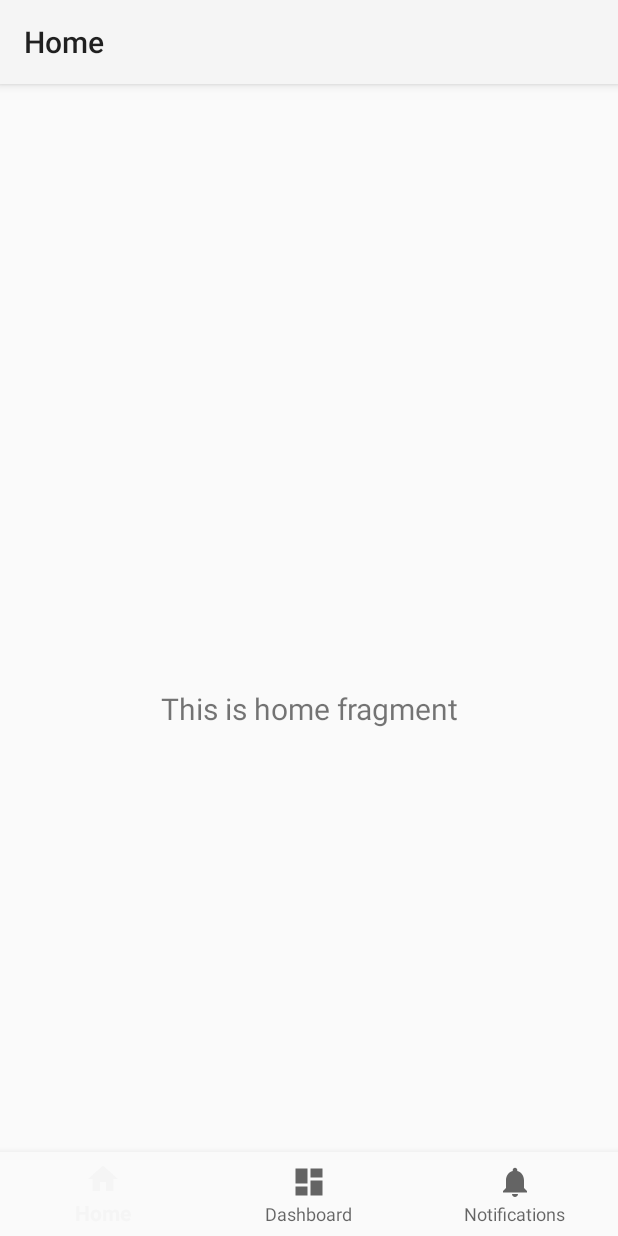
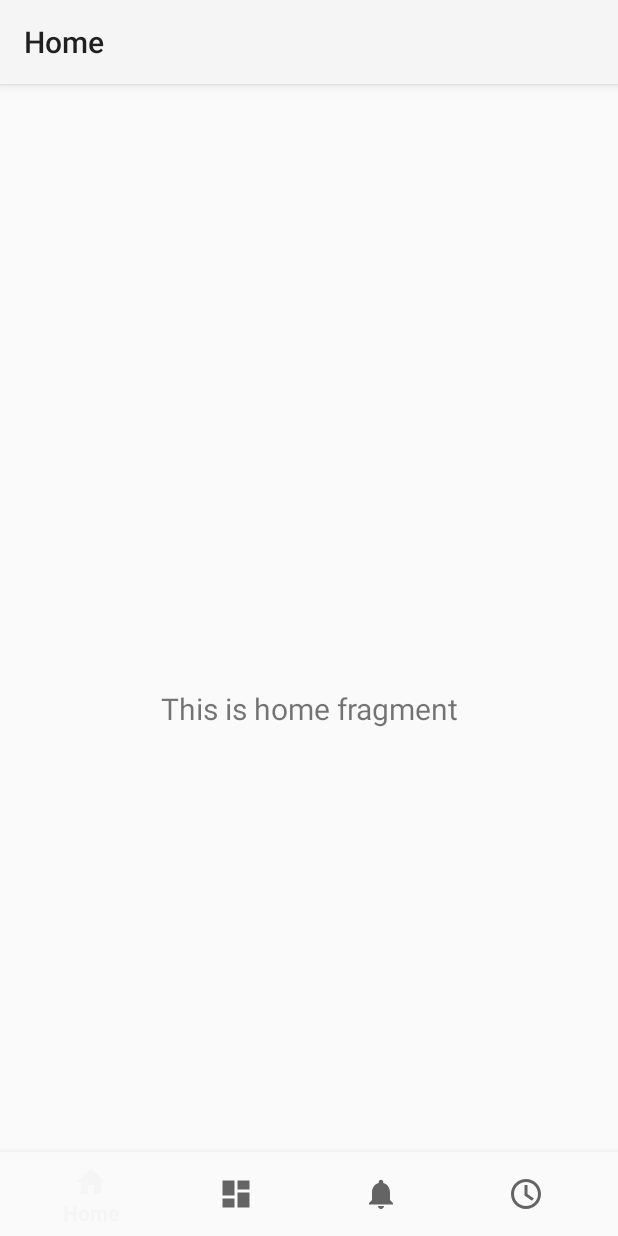
Before and after one commit to giacomoflisi/oops, an Android app: the screen it shows after launch (MainActivity), on a phone screen of 412 x 824 dp. Run offline under Robolectric (Android 15) with nearby library versions, the phone set to English and light mode, and no system bars; our stand-ins replace navigation-ui.

Commit message:
implemented ClockFragment and ClockViewModel with graphics

```diff
--- a/WakeApp/app/src/main/java/com/example/wakeapp/MainActivity.java
+++ b/WakeApp/app/src/main/java/com/example/wakeapp/MainActivity.java
@@ -24,7 +24,9 @@ public class MainActivity extends AppCompatActivity {
         // Passing each menu ID as a set of Ids because each
         // menu should be considered as top level destinations.
         AppBarConfiguration appBarConfiguration = new AppBarConfiguration.Builder(
-                R.id.navigation_home, R.id.navigation_dashboard, R.id.navigation_notifications)
+                R.id.navigation_home,
+                R.id.navigation_dashboard,
+                R.id.navigation_notifications)
                 .build();
         NavController navController = Navigation.findNavController(this, R.id.nav_host_fragment_activity_main);
         NavigationUI.setupActionBarWithNavController(this, navController, appBarConfiguration);
--- a/WakeApp/app/src/main/res/menu/bottom_nav_menu.xml
+++ b/WakeApp/app/src/main/res/menu/bottom_nav_menu.xml
@@ -16,4 +16,8 @@
             android:icon="@drawable/ic_notifications_black_24dp"
             android:title="@string/title_notifications"/>
 
+    <item
+            android:id="@+id/navigation_clock"
+            android:icon="@drawable/ic_clock_black_24dp"
+            android:title="@string/title_clock"/>
 </menu>
--- a/WakeApp/app/src/main/res/navigation/mobile_navigation.xml
+++ b/WakeApp/app/src/main/res/navigation/mobile_navigation.xml
@@ -22,4 +22,10 @@
             android:name="com.example.wakeapp.ui.notifications.NotificationsFragment"
             android:label="@string/title_notifications"
             tools:layout="@layout/fragment_notifications"/>
+
+    <fragment
+            android:id="@+id/navigation_clock"
+            android:name="com.example.wakeapp.ui.clock.ClockFragment"
+            android:label="@string/title_clock"
+            tools:layout="@layout/fragment_clock"/>
 </navigation>
--- a/WakeApp/app/src/main/res/values/strings.xml
+++ b/WakeApp/app/src/main/res/values/strings.xml
@@ -3,4 +3,5 @@
     <string name="title_home">Home</string>
     <string name="title_dashboard">Dashboard</string>
     <string name="title_notifications">Notifications</string>
+    <string name="title_clock">Clock</string>
 </resources>
```
